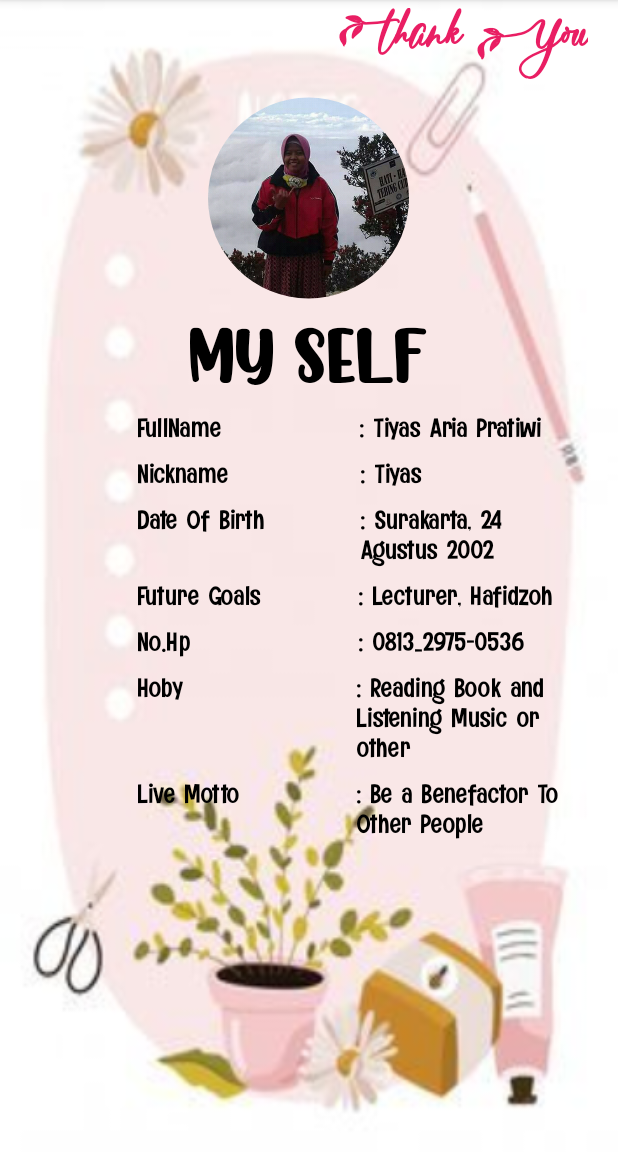
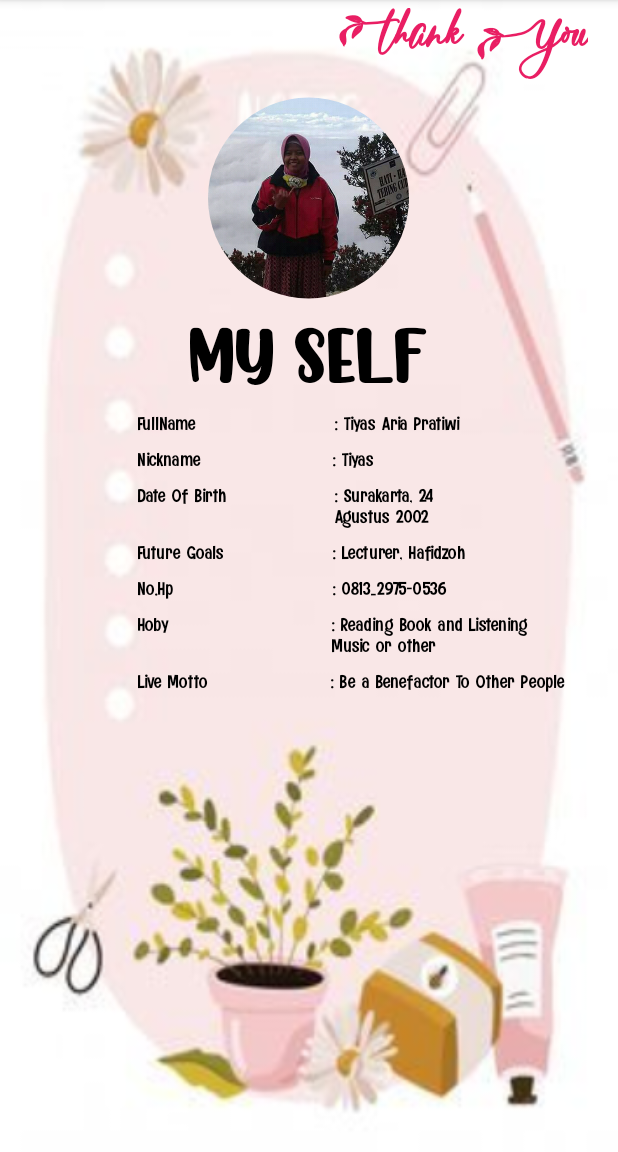
Before and after one commit to TiyasAria/MyProfile_Tiyas, an Android app: the MainActivity screen opened directly, with no data from a screen before it, on a phone screen of 412 x 824 dp, the part 84-1236 px from its top. Run offline under Robolectric (Android 15) with nearby library versions, the phone set to English and light mode, and no system bars; our stand-ins replace CircleImageView; libraries missing offline, so code that uses them is left out: com.idn.smart.

Commit message:
upload project

```diff
--- a/app/src/main/res/layout/activity_main.xml
+++ b/app/src/main/res/layout/activity_main.xml
@@ -51,7 +51,7 @@
         android:fontFamily="@font/komik"
         android:text="@string/txt_awal"
         android:textColor="@android:color/black"
-        android:textSize="@dimen/_17sp" />
+        android:textSize="@dimen/_12sp" />
     <TextView
         android:layout_width="wrap_content"
         android:layout_height="wrap_content"
@@ -61,7 +61,7 @@
         android:layout_marginEnd="@dimen/_20dp"
         android:text="@string/txt_name"
         android:textColor="@android:color/black"
-        android:textSize="@dimen/_17sp"
+        android:textSize="@dimen/_12sp"
         />
 
 
@@ -79,17 +79,17 @@
         android:fontFamily="@font/komik"
         android:text="@string/txt_nick"
         android:textColor="@android:color/black"
-        android:textSize="@dimen/_17sp" />
+        android:textSize="@dimen/_12sp" />
     <TextView
         android:layout_width="wrap_content"
         android:layout_height="wrap_content"
-        android:layout_marginStart="@dimen/_87dp"
+        android:layout_marginStart="@dimen/_88dp"
         android:layout_marginTop="@dimen/_10dp"
         android:fontFamily="@font/komik"
         android:layout_marginEnd="@dimen/_20dp"
         android:text="@string/txt_tiya"
         android:textColor="@android:color/black"
-        android:textSize="@dimen/_17sp"
+        android:textSize="@dimen/_12sp"
         />
 
 
@@ -107,17 +107,17 @@
         android:fontFamily="@font/komik"
         android:text="@string/txt_tgl"
         android:textColor="@android:color/black"
-        android:textSize="@dimen/_17sp" />
+        android:textSize="@dimen/_12sp" />
     <TextView
         android:layout_width="wrap_content"
         android:layout_height="wrap_content"
-        android:layout_marginStart="@dimen/_63dp"
+        android:layout_marginStart="@dimen/_71dp"
         android:layout_marginTop="@dimen/_10dp"
         android:fontFamily="@font/komik"
         android:layout_marginEnd="@dimen/_20dp"
         android:text="@string/txt_24"
         android:textColor="@android:color/black"
-        android:textSize="@dimen/_17sp"
+        android:textSize="@dimen/_12sp"
         />
 
 
@@ -135,17 +135,17 @@
         android:fontFamily="@font/komik"
         android:text="@string/txt_cita"
         android:textColor="@android:color/black"
-        android:textSize="@dimen/_17sp" />
+        android:textSize="@dimen/_12sp" />
     <TextView
         android:layout_width="wrap_content"
         android:layout_height="wrap_content"
-        android:layout_marginStart="@dimen/_65dp"
+        android:layout_marginStart="@dimen/_72dp"
         android:layout_marginTop="@dimen/_10dp"
         android:fontFamily="@font/komik"
         android:layout_marginEnd="@dimen/_20dp"
         android:text="@string/txt_ctct"
         android:textColor="@android:color/black"
-        android:textSize="@dimen/_17sp"
+        android:textSize="@dimen/_12sp"
         />
 
 
@@ -163,17 +163,17 @@
         android:fontFamily="@font/komik"
         android:text="@string/txt_hp"
         android:textColor="@android:color/black"
-        android:textSize="@dimen/_17sp" />
+        android:textSize="@dimen/_12sp" />
     <TextView
         android:layout_width="wrap_content"
         android:layout_height="wrap_content"
-        android:layout_marginStart="@dimen/_112"
+        android:layout_marginStart="@dimen/_105dp"
         android:layout_marginTop="@dimen/_10dp"
         android:fontFamily="@font/komik"
         android:layout_marginEnd="@dimen/_20dp"
         android:text="@string/txt_no"
         android:textColor="@android:color/black"
-        android:textSize="@dimen/_17sp"
+        android:textSize="@dimen/_12sp"
         />
 
 
@@ -191,18 +191,18 @@
         android:fontFamily="@font/komik"
         android:text="@string/txt_hb"
         android:textColor="@android:color/black"
-        android:textSize="@dimen/_17sp" />
+        android:textSize="@dimen/_12sp" />
+
         <TextView
-        android:layout_width="wrap_content"
+            android:layout_width="134dp"
             android:layout_height="wrap_content"
-        android:layout_marginStart="@dimen/_115dp"
+            android:layout_marginStart="@dimen/_108dp"
             android:layout_marginTop="@dimen/_10dp"
+            android:layout_marginEnd="@dimen/_50dp"
             android:fontFamily="@font/komik"
-        android:layout_marginEnd="@dimen/_20dp"
             android:text="@string/txt_hbb"
             android:textColor="@android:color/black"
-        android:textSize="@dimen/_17sp"
-        />
+            android:textSize="@dimen/_12sp" />
 
 
 </LinearLayout>
@@ -219,17 +219,17 @@
         android:fontFamily="@font/komik"
         android:text="@string/txt_moto"
         android:textColor="@android:color/black"
-        android:textSize="@dimen/_17sp" />
+        android:textSize="@dimen/_12sp" />
     <TextView
         android:layout_width="wrap_content"
         android:layout_height="wrap_content"
-        android:layout_marginStart="@dimen/_77dp"
+        android:layout_marginStart="@dimen/_82dp"
         android:layout_marginTop="@dimen/_10dp"
         android:fontFamily="@font/komik"
         android:layout_marginEnd="@dimen/_20dp"
         android:text="@string/txt_mottto"
         android:textColor="@android:color/black"
-        android:textSize="@dimen/_17sp"
+        android:textSize="@dimen/_12sp"
         />
 
 
--- a/app/src/main/res/values/dimens.xml
+++ b/app/src/main/res/values/dimens.xml
@@ -5,7 +5,6 @@
     <dimen name="_20dp">20dp</dimen>
     <dimen name="_250dp">250dp</dimen>
     <dimen name="_150dp">150dp</dimen>
-    <dimen name="_50dp">50dp</dimen>
     <dimen name="_120dp">120dp</dimen>
     <dimen name="_110">110dp</dimen>
     <dimen name="_200dp">200dp</dimen>
@@ -58,4 +57,11 @@
     <dimen name="_75dp">75sp</dimen>
     <dimen name="_15dp">15dp</dimen>
     <dimen name="_70sp">70sp</dimen>
+    <dimen name="_88dp">88dp</dimen>
+    <dimen name="_71dp">71dp</dimen>
+    <dimen name="_72dp">72dp</dimen>
+    <dimen name="_105dp">105dp</dimen>
+    <dimen name="_108dp">108dp</dimen>
+    <dimen name="_82dp">82dp</dimen>
+    <dimen name="_50dp">50dp</dimen>
 </resources>
```
Lines whose indentation alone changed are shown as unchanged.
